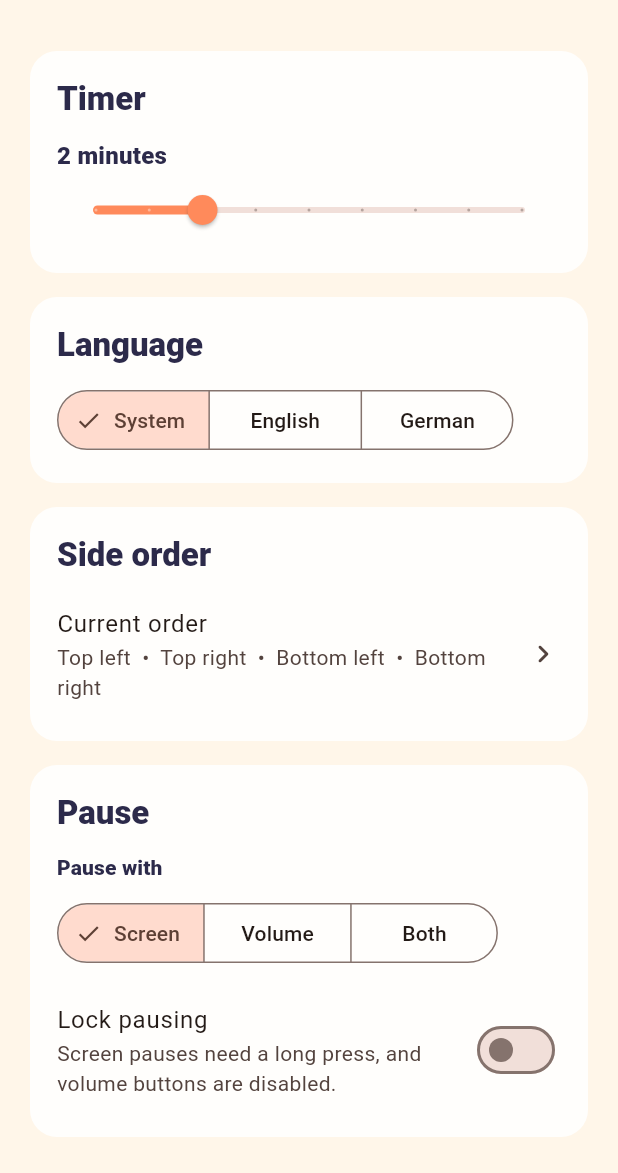
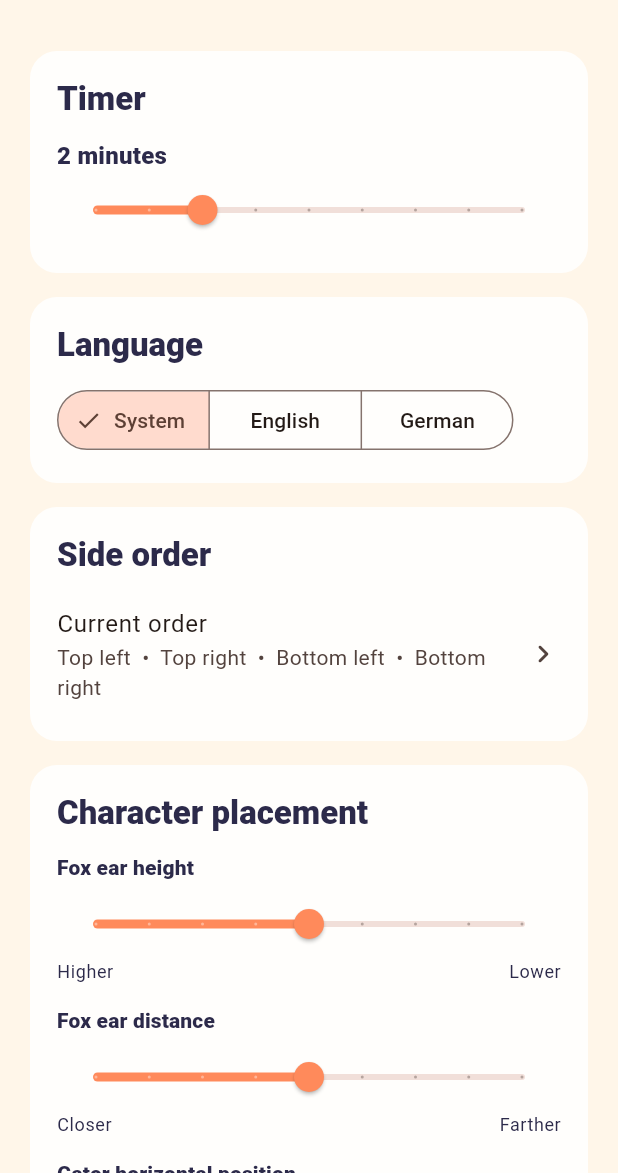
Before and after one commit to Hemyulin/better-brushing, a Flutter app: the screen it shows after launch, after a tap on the "settings" icon, on a phone screen of 412 x 824 dp, the part 63-1236 px from its top. Run offline on Flutter 3.47's test engine with Material 3 defaults, Android fonts, the light colour scheme and no system bars; our stand-ins replace camera; missing offline and left inert: mediapipe_face_mesh.

Commit message:
Add character placement settings

```diff
--- a/lib/l10n/app_en.arb
+++ b/lib/l10n/app_en.arb
@@ -70,5 +70,16 @@
   "zoneSequenceCounterClockwise": "Counter-clockwise",
   "zoneSequenceZFormation": "Z formation",
   "zoneSequenceClear": "Clear",
-  "zoneSequenceReset": "Reset"
+  "zoneSequenceReset": "Reset",
+  "characterPlacementTitle": "Character placement",
+  "foxEarHeightLabel": "Fox ear height",
+  "foxEarSpacingLabel": "Fox ear distance",
+  "gatorHorizontalLabel": "Gator horizontal position",
+  "gatorVerticalLabel": "Gator vertical position",
+  "placementHigher": "Higher",
+  "placementLower": "Lower",
+  "placementCloser": "Closer",
+  "placementFarther": "Farther",
+  "placementLeft": "Left",
+  "placementRight": "Right"
 }
--- a/lib/l10n/app_localizations.dart
+++ b/lib/l10n/app_localizations.dart
@@ -439,6 +439,72 @@ abstract class AppLocalizations {
   /// In en, this message translates to:
   /// **'Reset'**
   String get zoneSequenceReset;
+
+  /// No description provided for @characterPlacementTitle.
+  ///
+  /// In en, this message translates to:
+  /// **'Character placement'**
+  String get characterPlacementTitle;
+
+  /// No description provided for @foxEarHeightLabel.
+  ///
+  /// In en, this message translates to:
+  /// **'Fox ear height'**
+  String get foxEarHeightLabel;
+
+  /// No description provided for @foxEarSpacingLabel.
+  ///
+  /// In en, this message translates to:
+  /// **'Fox ear distance'**
+  String get foxEarSpacingLabel;
+
+  /// No description provided for @gatorHorizontalLabel.
+  ///
+  /// In en, this message translates to:
+  /// **'Gator horizontal position'**
+  String get gatorHorizontalLabel;
+
+  /// No description provided for @gatorVerticalLabel.
+  ///
+  /// In en, this message translates to:
+  /// **'Gator vertical position'**
+  String get gatorVerticalLabel;
+
+  /// No description provided for @placementHigher.
+  ///
+  /// In en, this message translates to:
+  /// **'Higher'**
+  String get placementHigher;
+
+  /// No description provided for @placementLower.
+  ///
+  /// In en, this message translates to:
+  /// **'Lower'**
+  String get placementLower;
+
+  /// No description provided for @placementCloser.
+  ///
+  /// In en, this message translates to:
+  /// **'Closer'**
+  String get placementCloser;
+
+  /// No description provided for @placementFarther.
+  ///
+  /// In en, this message translates to:
+  /// **'Farther'**
+  String get placementFarther;
+
+  /// No description provided for @placementLeft.
+  ///
+  /// In en, this message translates to:
+  /// **'Left'**
+  String get placementLeft;
+
+  /// No description provided for @placementRight.
+  ///
+  /// In en, this message translates to:
+  /// **'Right'**
+  String get placementRight;
 }
 
 class _AppLocalizationsDelegate
--- a/lib/l10n/app_localizations_en.dart
+++ b/lib/l10n/app_localizations_en.dart
@@ -191,4 +191,37 @@ class AppLocalizationsEn extends AppLocalizations {
 
   @override
   String get zoneSequenceReset => 'Reset';
+
+  @override
+  String get characterPlacementTitle => 'Character placement';
+
+  @override
+  String get foxEarHeightLabel => 'Fox ear height';
+
+  @override
+  String get foxEarSpacingLabel => 'Fox ear distance';
+
+  @override
+  String get gatorHorizontalLabel => 'Gator horizontal position';
+
+  @override
+  String get gatorVerticalLabel => 'Gator vertical position';
+
+  @override
+  String get placementHigher => 'Higher';
+
+  @override
+  String get placementLower => 'Lower';
+
+  @override
+  String get placementCloser => 'Closer';
+
+  @override
+  String get placementFarther => 'Farther';
+
+  @override
+  String get placementLeft => 'Left';
+
+  @override
+  String get placementRight => 'Right';
 }
--- a/lib/models/app_settings.dart
+++ b/lib/models/app_settings.dart
@@ -13,6 +13,10 @@ class AppSettings {
     this.pauseControl = PauseControl.screen,
     this.pauseLockEnabled = false,
     this.zoneOrder = defaultZoneOrder,
+    this.foxEarHeightOffset = 0,
+    this.foxEarSpacingOffset = 0,
+    this.gatorHorizontalOffset = 0,
+    this.gatorVerticalOffset = 0,
   });
 
   static const defaultZoneOrder = [
@@ -27,10 +31,16 @@ class AppSettings {
   final PauseControl pauseControl;
   final bool pauseLockEnabled;
   final List<BrushingZone> zoneOrder;
+  final double foxEarHeightOffset;
+  final double foxEarSpacingOffset;
+  final double gatorHorizontalOffset;
+  final double gatorVerticalOffset;
 
   static const minDurationSeconds = 60;
   static const maxDurationSeconds = 300;
   static const durationStepSeconds = 30;
+  static const minCharacterOffset = -1.0;
+  static const maxCharacterOffset = 1.0;
 
   Locale? get locale => switch (language) {
     AppLanguage.system => null,
@@ -52,6 +62,10 @@ class AppSettings {
     PauseControl? pauseControl,
     bool? pauseLockEnabled,
     List<BrushingZone>? zoneOrder,
+    double? foxEarHeightOffset,
+    double? foxEarSpacingOffset,
+    double? gatorHorizontalOffset,
+    double? gatorVerticalOffset,
   }) {
     return AppSettings(
       brushingDurationSeconds:
@@ -60,6 +74,11 @@ class AppSettings {
       pauseControl: pauseControl ?? this.pauseControl,
       pauseLockEnabled: pauseLockEnabled ?? this.pauseLockEnabled,
       zoneOrder: zoneOrder ?? this.zoneOrder,
+      foxEarHeightOffset: foxEarHeightOffset ?? this.foxEarHeightOffset,
+      foxEarSpacingOffset: foxEarSpacingOffset ?? this.foxEarSpacingOffset,
+      gatorHorizontalOffset:
+          gatorHorizontalOffset ?? this.gatorHorizontalOffset,
+      gatorVerticalOffset: gatorVerticalOffset ?? this.gatorVerticalOffset,
     );
   }
 
@@ -70,6 +89,10 @@ class AppSettings {
       'pauseControl': pauseControl.name,
       'pauseLockEnabled': pauseLockEnabled,
       'zoneOrder': zoneOrder.map((zone) => zone.name).toList(),
+      'foxEarHeightOffset': foxEarHeightOffset,
+      'foxEarSpacingOffset': foxEarSpacingOffset,
+      'gatorHorizontalOffset': gatorHorizontalOffset,
+      'gatorVerticalOffset': gatorVerticalOffset,
     };
   }
 
@@ -88,12 +111,23 @@ class AppSettings {
       ),
       pauseLockEnabled: json['pauseLockEnabled'] == true,
       zoneOrder: _readZoneOrder(json),
+      foxEarHeightOffset: _readCharacterOffset(json['foxEarHeightOffset']),
+      foxEarSpacingOffset: _readCharacterOffset(json['foxEarSpacingOffset']),
+      gatorHorizontalOffset: _readCharacterOffset(
+        json['gatorHorizontalOffset'],
+      ),
+      gatorVerticalOffset: _readCharacterOffset(json['gatorVerticalOffset']),
     );
   }
 
   static int _readDuration(Object? value) {
     final duration = value is num ? value.round() : 120;
     return duration.clamp(minDurationSeconds, maxDurationSeconds);
+  }
+
+  static double _readCharacterOffset(Object? value) {
+    final offset = value is num ? value.toDouble() : 0.0;
+    return offset.clamp(minCharacterOffset, maxCharacterOffset);
   }
 
   static T _readEnum<T extends Enum>(
--- a/lib/screens/settings_screen.dart
+++ b/lib/screens/settings_screen.dart
@@ -100,6 +100,49 @@ class SettingsScreen extends StatelessWidget {
               ),
               const SizedBox(height: 16),
               _SettingsSection(
+                title: l10n.characterPlacementTitle,
+                child: Column(
+                  children: [
+                    _PlacementSlider(
+                      label: l10n.foxEarHeightLabel,
+                      leadingLabel: l10n.placementHigher,
+                      trailingLabel: l10n.placementLower,
+                      value: settings.foxEarHeightOffset,
+                      onChanged: (value) =>
+                          _update(settings.copyWith(foxEarHeightOffset: value)),
+                    ),
+                    _PlacementSlider(
+                      label: l10n.foxEarSpacingLabel,
+                      leadingLabel: l10n.placementCloser,
+                      trailingLabel: l10n.placementFarther,
+                      value: settings.foxEarSpacingOffset,
+                      onChanged: (value) => _update(
+                        settings.copyWith(foxEarSpacingOffset: value),
+                      ),
+                    ),
+                    _PlacementSlider(
+                      label: l10n.gatorHorizontalLabel,
+                      leadingLabel: l10n.placementLeft,
+                      trailingLabel: l10n.placementRight,
+                      value: settings.gatorHorizontalOffset,
+                      onChanged: (value) => _update(
+                        settings.copyWith(gatorHorizontalOffset: value),
+                      ),
+                    ),
+                    _PlacementSlider(
+                      label: l10n.gatorVerticalLabel,
+                      leadingLabel: l10n.placementHigher,
+                      trailingLabel: l10n.placementLower,
+                      value: settings.gatorVerticalOffset,
+                      onChanged: (value) => _update(
+                        settings.copyWith(gatorVerticalOffset: value),
+                      ),
+                    ),
+                  ],
+                ),
+              ),
+              const SizedBox(height: 16),
+              _SettingsSection(
                 title: l10n.pauseSettingsTitle,
                 child: Column(
                   crossAxisAlignment: CrossAxisAlignment.start,
@@ -175,6 +218,56 @@ class SettingsScreen extends StatelessWidget {
   }
 }
 
+class _PlacementSlider extends StatelessWidget {
+  const _PlacementSlider({
+    required this.label,
+    required this.leadingLabel,
+    required this.trailingLabel,
+    required this.value,
+    required this.onChanged,
+  });
+
+  final String label;
+  final String leadingLabel;
+  final String trailingLabel;
+  final double value;
+  final ValueChanged<double> onChanged;
+
+  @override
+  Widget build(BuildContext context) {
+    return Padding(
+      padding: const EdgeInsets.only(bottom: 14),
+      child: Column(
+        crossAxisAlignment: CrossAxisAlignment.start,
+        children: [
+          Text(
+            label,
+            style: Theme.of(
+              context,
+            ).textTheme.labelLarge?.copyWith(fontWeight: FontWeight.w800),
+          ),
+          const SizedBox(height: 4),
+          Slider(
+            value: value,
+            min: AppSettings.minCharacterOffset,
+            max: AppSettings.maxCharacterOffset,
+            divisions: 8,
+            label: value.toStringAsFixed(2),
+            onChanged: onChanged,
+          ),
+          Row(
+            mainAxisAlignment: MainAxisAlignment.spaceBetween,
+            children: [
+              Text(leadingLabel, style: Theme.of(context).textTheme.bodySmall),
+              Text(trailingLabel, style: Theme.of(context).textTheme.bodySmall),
+            ],
+          ),
+        ],
+      ),
+    );
+  }
+}
+
 class _SettingsSection extends StatelessWidget {
   const _SettingsSection({required this.title, required this.child});
 
```
Also changed, not shown: lib/l10n/app_de.arb (+12 -1 lines), lib/l10n/app_localizations_de.dart (+33 -0 lines), lib/screens/camera_game_screen.dart (+28 -6 lines).
